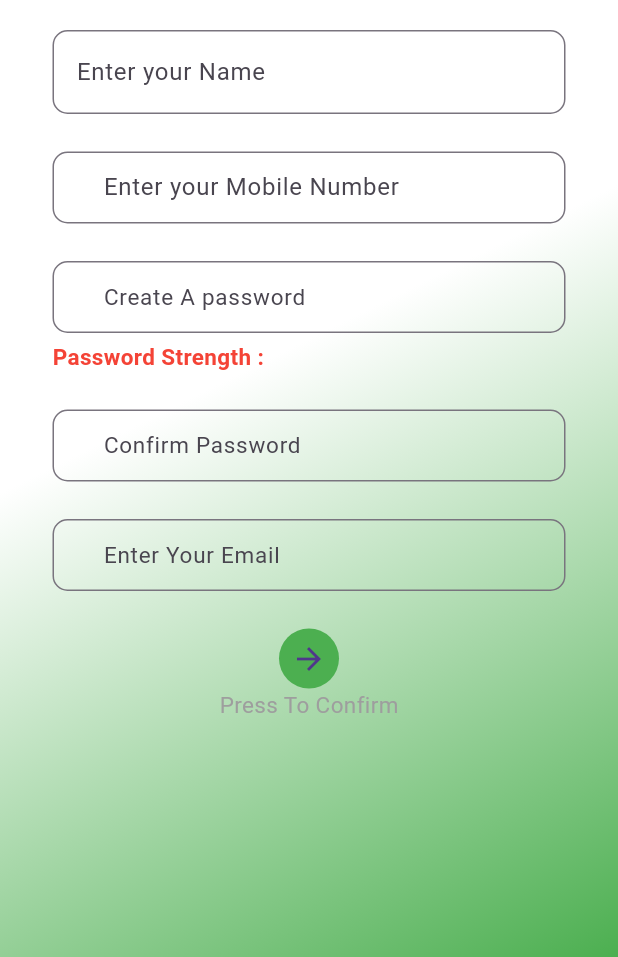
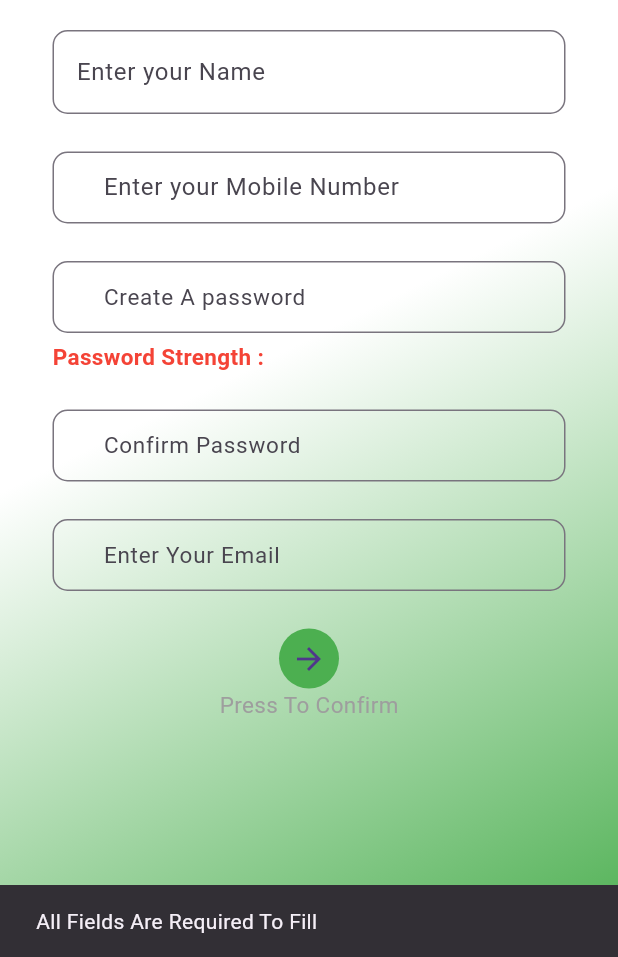
Before and after one commit to kushalmeghwal/TrustedSeller, a Flutter app: the MyRegister screen opened by its route, after a tap on the "arrow forward" icon, on a phone screen of 412 x 824 dp, the part 279-1236 px from its top. Run offline on Flutter 3.47's test engine with Material 3 defaults, Android fonts, the phone set to English and light mode, and no system bars; accounts and stored records are empty.

Commit message:
try to registration

```diff
--- a/lib/Pages/register.dart
+++ b/lib/Pages/register.dart
@@ -3,6 +3,7 @@ import 'package:flutter/services.dart';
 import 'package:flutter_project/Security/Details.dart';
 import 'package:flutter_project/Util/UtilPages.dart';
 import 'package:flutter_project/Security/PasswordField.dart';
+import 'package:flutter_project/Services/api_service.dart';
 
 class MyRegister extends StatefulWidget {
   MyRegister({super.key});
@@ -19,23 +20,59 @@ class _MyRegisterState extends State<MyRegister> {
       TextEditingController();
   final TextEditingController _userEmailController = TextEditingController();
 
-  void _sumbitRegister() {
+ void _sumbitRegister() {
     Details.userName = _userNameController.text;
     Details.mobile = _userMobileNumeberController.text;
     Details.password = PassphrasePasswordField.passwordController.text;
     Details.confirmPassword = _userConfirmPasswordController.text;
     Details.email = _userEmailController.text;
+    bool isFlag = false;
+
+    if(Details.email==null || Details.confirmPassword==null || Details.password==null ||
+        Details.userName==null||Details.email!.isEmpty||Details.mobile!.isEmpty||
+        Details.userName!.isEmpty||Details.password!.isEmpty||Details.confirmPassword!.isEmpty){
+      ScaffoldMessenger.of(context).showSnackBar(
+        const SnackBar(content: Text("All Fields Are Required To Fill")),
+      );
+      print("null");
+      isFlag=true;
+    }
+      if(Details.mobile?.length!=10){
+      ScaffoldMessenger.of(context).showSnackBar(
+        const SnackBar(content: Text("Please Enter Valid Number ")),
+      );
+      print("mobile");
+      isFlag=true;
+    }
+      if(Details.email!.endsWith("@gmail.com")|| Details.email!.endsWith("@nitkkr.ac.in")){
+    }else{
+        ScaffoldMessenger.of(context).showSnackBar(
+          const SnackBar(content: Text("Please Enter Valid Gmail Accont")),
+        );
+        print("Gamil");
+        isFlag=true;
+      }
     if (Details.password != Details.confirmPassword) {
       ScaffoldMessenger.of(context).showSnackBar(
         const SnackBar(content: Text("Password Do no Match")),
       );
-      return;
+      print("password");
+      isFlag= true;
     }
-
-    print('Username: ${Details.userName}');
-    print('Mobile: ${Details.mobile}');
-    print('Email: ${Details.email}');
-    print('Password: ${Details.password}');
+   if(!isFlag){
+       print('Username: ${Details.userName}');
+     print('Mobile: ${Details.mobile}');
+     print('Email: ${Details.email}');
+     print('Password: ${Details.password}');
+          var UserData ={
+            "userName":Details.userName;
+            "mobileNo":Details.mobile;
+            "password":Details.password;
+            "email":Details.email;
+          }
+          ApiService.RegisterUser(userData);
+     return;
+   }
   }
 
 
--- /dev/null
+++ b/lib/Services/api_service.dart
@@ -0,0 +1,18 @@
+import 'package:http/http.dart' as http;
+class ApiService{
+    static const baseUrl = "http://IPAddress:port_no";
+    static RegisterUser(Map<String ,dynamic> userData) async {
+        const postUrl = Uri.parse('$baseUrl/registerUser');
+        try{
+            final res = await http.post(postUrl,body:userData);
+            if(res.statusCode==200){
+                print("user register succesfully");
+            }else{
+                print("somthing wrong please try again");
+
+            }
+        }catch(e){
+            debugPrint(e.toString());
+        }
+    }
+}
```
